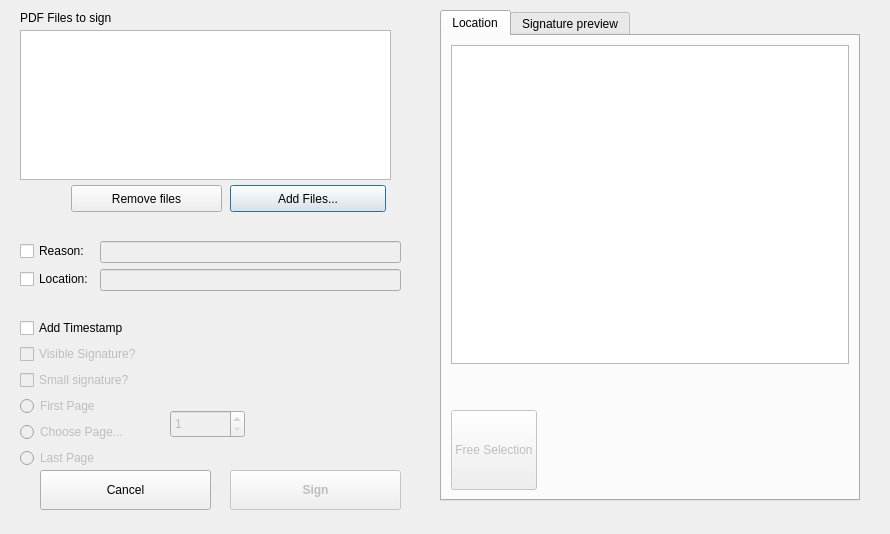
Qt form pteid-mw-pt/_src/eidmw/eidgui/PDFSignWindow.ui (amagovpt/autenticacao.gov) before a commit.
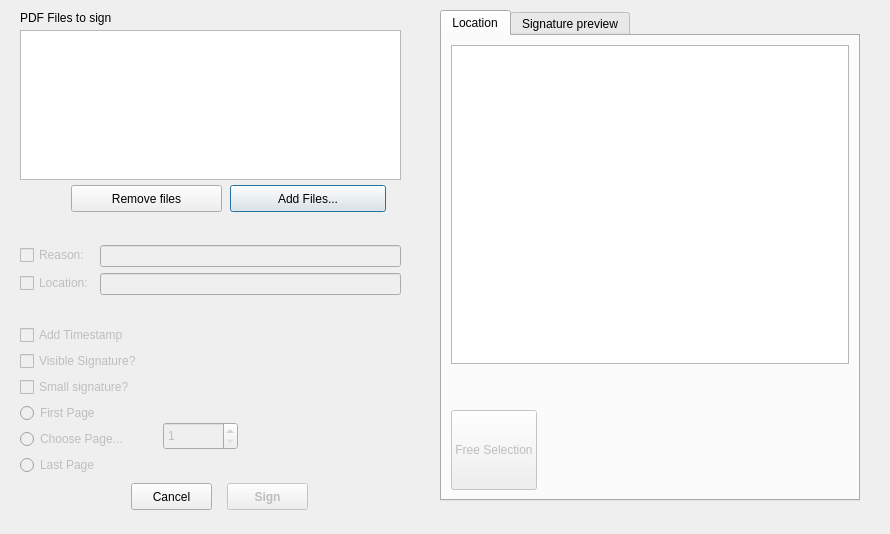
The same form after that commit. Custom widgets are drawn as their Qt base class.

```diff
--- a/pteid-mw-pt/_src/eidmw/eidgui/PDFSignWindow.ui
+++ b/pteid-mw-pt/_src/eidmw/eidgui/PDFSignWindow.ui
@@ -58,7 +58,7 @@
      <rect>
       <x>10</x>
       <y>30</y>
-      <width>371</width>
+      <width>381</width>
       <height>150</height>
      </rect>
     </property>
@@ -82,7 +82,7 @@
       <x>10</x>
       <y>220</y>
       <width>381</width>
-      <height>248</height>
+      <height>255</height>
      </rect>
     </property>
     <layout class="QVBoxLayout" name="vertical_top">
@@ -99,6 +99,9 @@
        </property>
        <item row="0" column="0">
         <widget class="QCheckBox" name="checkBox_reason">
+         <property name="enabled">
+          <bool>false</bool>
+         </property>
          <property name="text">
           <string>Reason:</string>
          </property>
@@ -113,6 +116,9 @@
        </item>
        <item row="1" column="0">
         <widget class="QCheckBox" name="checkBox_location">
+         <property name="enabled">
+          <bool>false</bool>
+         </property>
          <property name="text">
           <string>Location:</string>
          </property>
@@ -131,6 +137,9 @@
       <layout class="QVBoxLayout" name="verticalLayout_2">
        <item>
         <widget class="QCheckBox" name="timestamp_checkBox">
+         <property name="enabled">
+          <bool>false</bool>
+         </property>
          <property name="text">
           <string>Add Timestamp</string>
          </property>
@@ -202,10 +211,10 @@
     </property>
     <property name="geometry">
      <rect>
-      <x>220</x>
-      <y>470</y>
-      <width>171</width>
-      <height>40</height>
+      <x>217</x>
+      <y>483</y>
+      <width>81</width>
+      <height>27</height>
      </rect>
     </property>
     <property name="styleSheet">
@@ -218,10 +227,10 @@
    <widget class="QPushButton" name="button_cancel">
     <property name="geometry">
      <rect>
-      <x>30</x>
-      <y>470</y>
-      <width>171</width>
-      <height>40</height>
+      <x>121</x>
+      <y>483</y>
+      <width>81</width>
+      <height>27</height>
      </rect>
     </property>
     <property name="text">
@@ -234,8 +243,8 @@
     </property>
     <property name="geometry">
      <rect>
-      <x>160</x>
-      <y>410</y>
+      <x>153</x>
+      <y>422</y>
       <width>75</width>
       <height>28</height>
      </rect>
```
